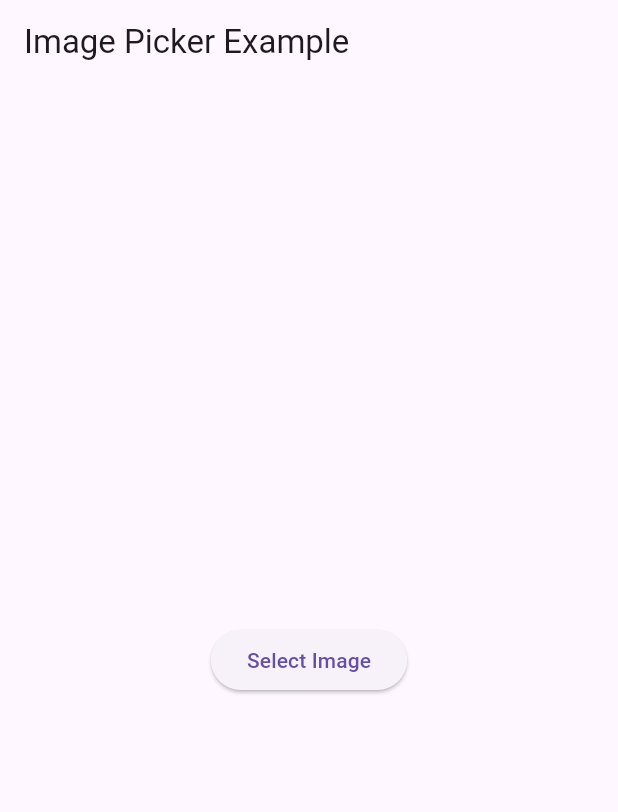
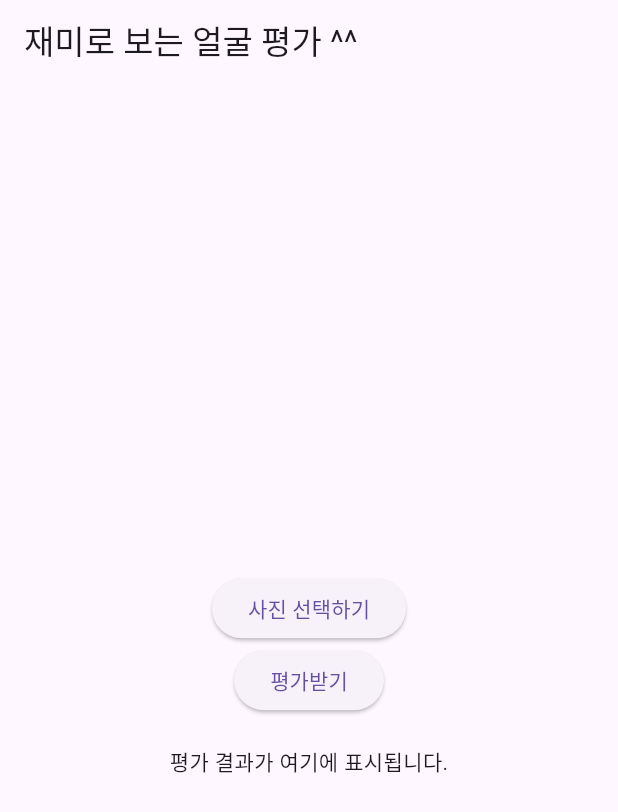
Before and after one commit to ljs14741/faceEvaluate, a Flutter app: the screen it shows after launch, on a phone screen of 412 x 824 dp. Shown: the top 812 px of the screen. Run offline on Flutter 3.47's test engine with Material 3 defaults, Android fonts, the phone set to English and light mode, and no system bars; our stand-ins replace image_picker.

```diff
--- a/faceEvaluate/lib/main.dart
+++ b/faceEvaluate/lib/main.dart
@@ -1,64 +1,92 @@
-import 'dart:html' as html;
-import 'dart:typed_data';
 import 'dart:convert';
+import 'dart:io';
 import 'package:flutter/material.dart';
+import 'package:image_picker/image_picker.dart';
+import 'package:http/http.dart' as http;
 
 void main() {
-  runApp(MyApp());
+  runApp(FaceEvaluatorApp());
 }
 
-class MyApp extends StatelessWidget {
+class FaceEvaluatorApp extends StatelessWidget {
   @override
   Widget build(BuildContext context) {
     return MaterialApp(
-      home: ImagePickerExample(),
+      home: FaceEvaluatorScreen(),
     );
   }
 }
 
-class ImagePickerExample extends StatefulWidget {
+class FaceEvaluatorScreen extends StatefulWidget {
   @override
-  _ImagePickerExampleState createState() => _ImagePickerExampleState();
+  _FaceEvaluatorScreenState createState() => _FaceEvaluatorScreenState();
 }
 
-class _ImagePickerExampleState extends State<ImagePickerExample> {
-  String? _imageDataUrl;
+class _FaceEvaluatorScreenState extends State<FaceEvaluatorScreen> {
+  File? _image;
+  final picker = ImagePicker();
+  String result = "평가 결과가 여기에 표시됩니다.";
 
-  void _pickImage() {
-    final html.FileUploadInputElement input = html.FileUploadInputElement();
-    input.accept = 'image/*';
-    input.click();
+  Future<void> _pickImage() async {
+    final pickedFile = await picker.pickImage(source: ImageSource.gallery);
+    if (pickedFile != null) {
+      setState(() {
+        _image = File(pickedFile.path);
+      });
+    }
+  }
 
-    input.onChange.listen((event) {
-      final file = input.files!.first;
-      final reader = html.FileReader();
+  Future<void> _uploadImage() async {
+    if (_image == null) return;
 
-      reader.readAsDataUrl(file);
+    final request = http.MultipartRequest(
+      'POST',
+      Uri.parse('https://binary96.store/api/evaluate'), // 서버 주소 입력
+    );
 
-      reader.onLoadEnd.listen((event) {
+    request.files.add(await http.MultipartFile.fromPath('images', _image!.path));
+
+    try {
+      final response = await request.send();
+      if (response.statusCode == 200) {
+        final responseBody = await response.stream.bytesToString();
+        final responseData = jsonDecode(responseBody);
+
         setState(() {
-          _imageDataUrl = reader.result as String?;
+          result = responseData['results'][0]; // 평가 결과를 표시
         });
+      } else {
+        setState(() {
+          result = 'Error: ${response.reasonPhrase}';
+        });
+      }
+    } catch (e) {
+      setState(() {
+        result = 'Error: $e';
       });
-    });
+    }
   }
 
   @override
   Widget build(BuildContext context) {
     return Scaffold(
-      appBar: AppBar(title: Text('Image Picker Example')),
+      appBar: AppBar(title: Text('재미로 보는 얼굴 평가 ^^')),
       body: Center(
         child: Column(
           mainAxisAlignment: MainAxisAlignment.center,
           children: [
+            if (_image != null) Image.file(_image!),
+            SizedBox(height: 20),
             ElevatedButton(
               onPressed: _pickImage,
-              child: Text('Select Image'),
+              child: Text('사진 선택하기'),
             ),
-            if (_imageDataUrl != null) ...[
-              SizedBox(height: 20),
-              Image.network(_imageDataUrl!),
-            ]
+            ElevatedButton(
+              onPressed: _uploadImage,
+              child: Text('평가받기'),
+            ),
+            SizedBox(height: 20),
+            Text(result), // 평가 결과 표시
           ],
         ),
       ),
```
